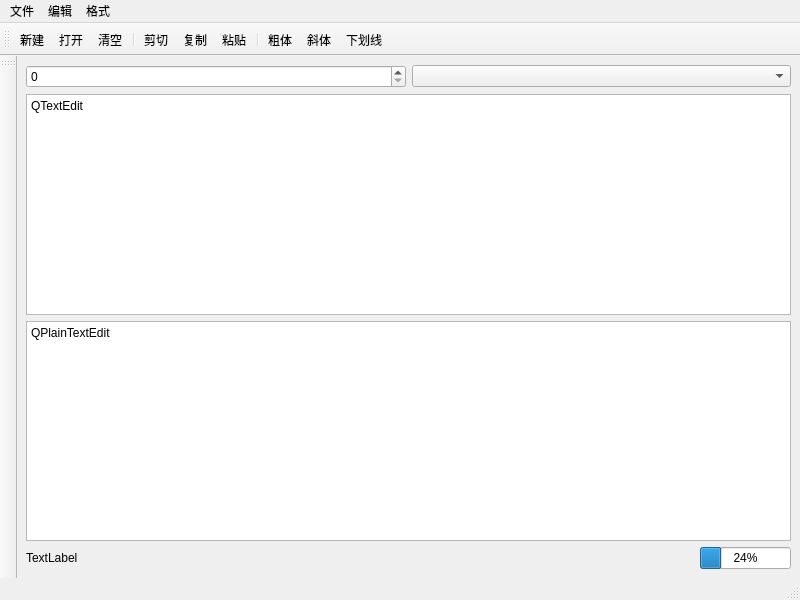
bss9395/bss9395.github.io, file _en/Computer/Operating_System/Qt_C++_Programming/Notebook/Notebook.ui: the form before one commit.
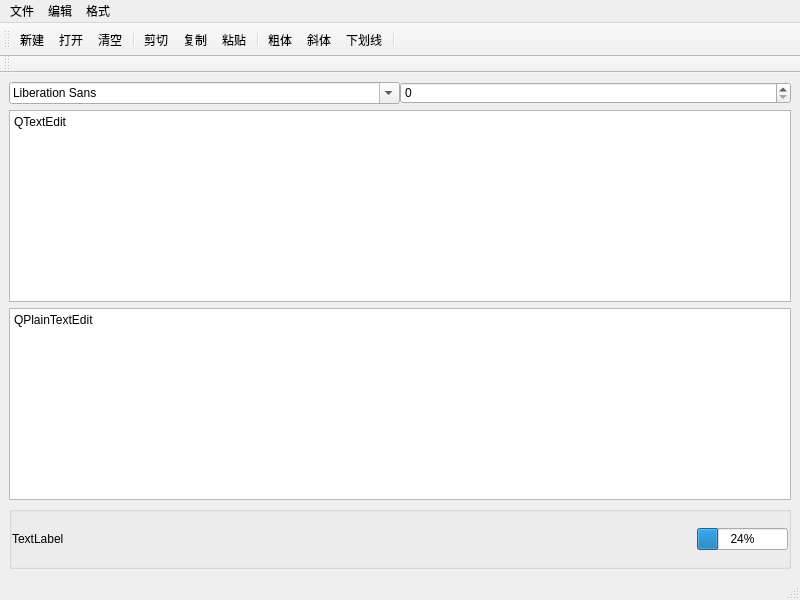
The form after the commit. Icons and pictures are not drawn.

What changed in the file:
```diff
--- a/_en/Computer/Operating_System/Qt_C++_Programming/Notebook/Notebook.ui
+++ b/_en/Computer/Operating_System/Qt_C++_Programming/Notebook/Notebook.ui
@@ -16,14 +16,86 @@
   <widget class="QWidget" name="centralwidget">
    <layout class="QVBoxLayout" name="verticalLayout_2">
     <item>
-     <layout class="QHBoxLayout" name="horizontalLayout_2">
+     <widget class="QGroupBox" name="GB_Font">
+      <property name="sizePolicy">
+       <sizepolicy hsizetype="Preferred" vsizetype="Fixed">
+        <horstretch>0</horstretch>
+        <verstretch>0</verstretch>
+       </sizepolicy>
+      </property>
+      <property name="autoFillBackground">
+       <bool>false</bool>
+      </property>
+      <property name="styleSheet">
+       <string notr="true">QGroupBox { 
+	border:none
+}</string>
+      </property>
+      <property name="title">
+       <string/>
+      </property>
+      <layout class="QHBoxLayout" name="horizontalLayout_3">
+       <property name="spacing">
+        <number>0</number>
+       </property>
+       <property name="leftMargin">
+        <number>0</number>
+       </property>
+       <property name="topMargin">
+        <number>0</number>
+       </property>
+       <property name="rightMargin">
+        <number>0</number>
+       </property>
+       <property name="bottomMargin">
+        <number>0</number>
+       </property>
       <item>
-       <widget class="QSpinBox" name="SB_Font_Size"/>
+        <widget class="QFontComboBox" name="FCB_Font_Family">
+         <property name="enabled">
+          <bool>true</bool>
+         </property>
+         <property name="sizePolicy">
+          <sizepolicy hsizetype="Preferred" vsizetype="Preferred">
+           <horstretch>0</horstretch>
+           <verstretch>0</verstretch>
+          </sizepolicy>
+         </property>
+         <property name="minimumSize">
+          <size>
+           <width>0</width>
+           <height>0</height>
+          </size>
+         </property>
+         <property name="sizeIncrement">
+          <size>
+           <width>0</width>
+           <height>0</height>
+          </size>
+         </property>
+         <property name="baseSize">
+          <size>
+           <width>0</width>
+           <height>0</height>
+          </size>
+         </property>
+         <property name="sizeAdjustPolicy">
+          <enum>QComboBox::AdjustToContents</enum>
+         </property>
+        </widget>
       </item>
       <item>
-       <widget class="QComboBox" name="CB_Font_Name"/>
-      </item>
-     </layout>
+        <widget class="QSpinBox" name="SB_Font_Size">
+         <property name="sizePolicy">
+          <sizepolicy hsizetype="Preferred" vsizetype="Preferred">
+           <horstretch>0</horstretch>
+           <verstretch>0</verstretch>
+          </sizepolicy>
+         </property>
+        </widget>
+       </item>
+      </layout>
+     </widget>
     </item>
     <item>
      <widget class="QTextEdit" name="TE_Notebook">
@@ -44,7 +116,32 @@
      </widget>
     </item>
     <item>
+     <widget class="QGroupBox" name="GB_Status_Bar">
+      <property name="sizePolicy">
+       <sizepolicy hsizetype="Expanding" vsizetype="Expanding">
+        <horstretch>1</horstretch>
+        <verstretch>1</verstretch>
+       </sizepolicy>
+      </property>
+      <property name="title">
+       <string/>
+      </property>
      <layout class="QHBoxLayout" name="horizontalLayout">
+       <property name="spacing">
+        <number>0</number>
+       </property>
+       <property name="leftMargin">
+        <number>0</number>
+       </property>
+       <property name="topMargin">
+        <number>0</number>
+       </property>
+       <property name="rightMargin">
+        <number>0</number>
+       </property>
+       <property name="bottomMargin">
+        <number>0</number>
+       </property>
       <item>
        <widget class="QLabel" name="L_Filename">
         <property name="text">
@@ -66,6 +163,7 @@
        </widget>
       </item>
      </layout>
+     </widget>
     </item>
    </layout>
   </widget>
@@ -111,8 +209,15 @@
    <addaction name="menu_2"/>
    <addaction name="menu_3"/>
   </widget>
-  <widget class="QStatusBar" name="statusbar"/>
-  <widget class="QToolBar" name="toolBar">
+  <widget class="QStatusBar" name="SB_Status_Bar">
+   <property name="sizePolicy">
+    <sizepolicy hsizetype="Preferred" vsizetype="Preferred">
+     <horstretch>0</horstretch>
+     <verstretch>0</verstretch>
+    </sizepolicy>
+   </property>
+  </widget>
+  <widget class="QToolBar" name="TB_Major">
    <property name="windowTitle">
     <string>toolBar</string>
    </property>
@@ -136,16 +241,17 @@
    <addaction name="A_Bold"/>
    <addaction name="A_Italic"/>
    <addaction name="A_Underline"/>
+   <addaction name="separator"/>
   </widget>
   <widget class="QToolBar" name="toolBar_2">
    <property name="windowTitle">
     <string>toolBar_2</string>
    </property>
    <attribute name="toolBarArea">
-    <enum>LeftToolBarArea</enum>
+    <enum>TopToolBarArea</enum>
    </attribute>
    <attribute name="toolBarBreak">
-    <bool>false</bool>
+    <bool>true</bool>
    </attribute>
   </widget>
   <action name="A_New">
```
Left out of the diff: 24 changed lines with no effect on the pictures. Lines whose indentation alone changed are shown as unchanged.
